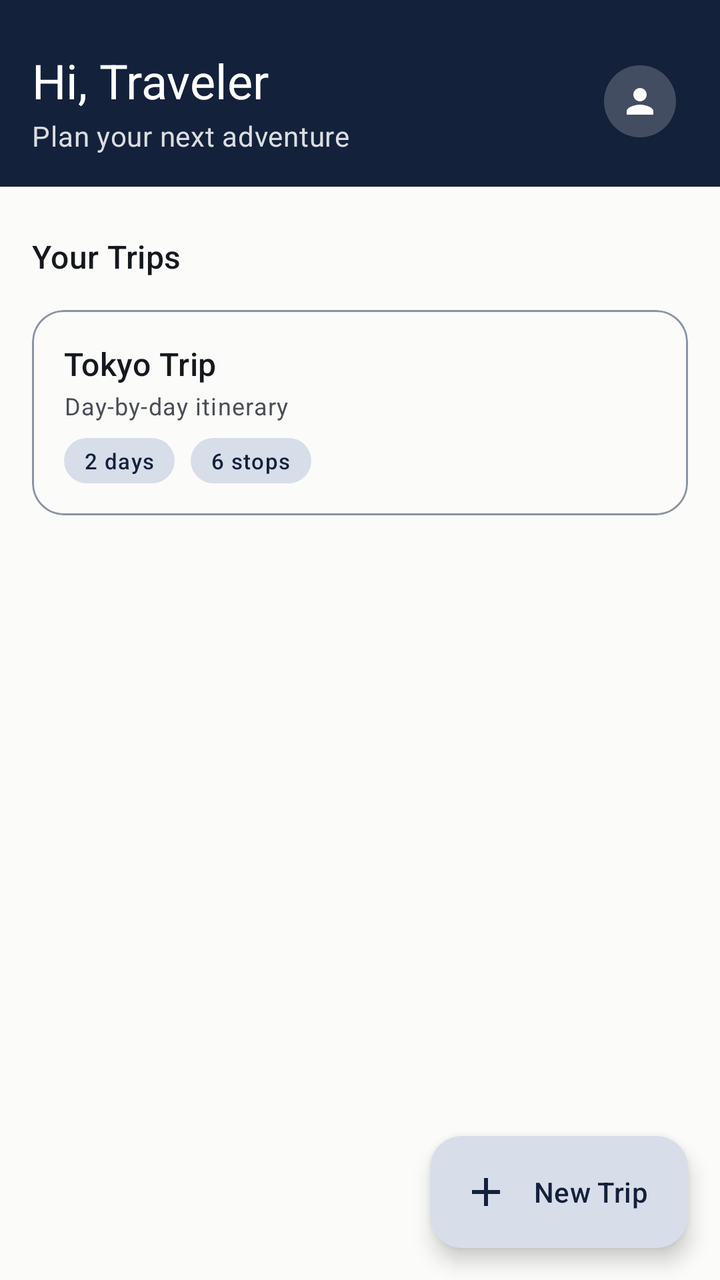
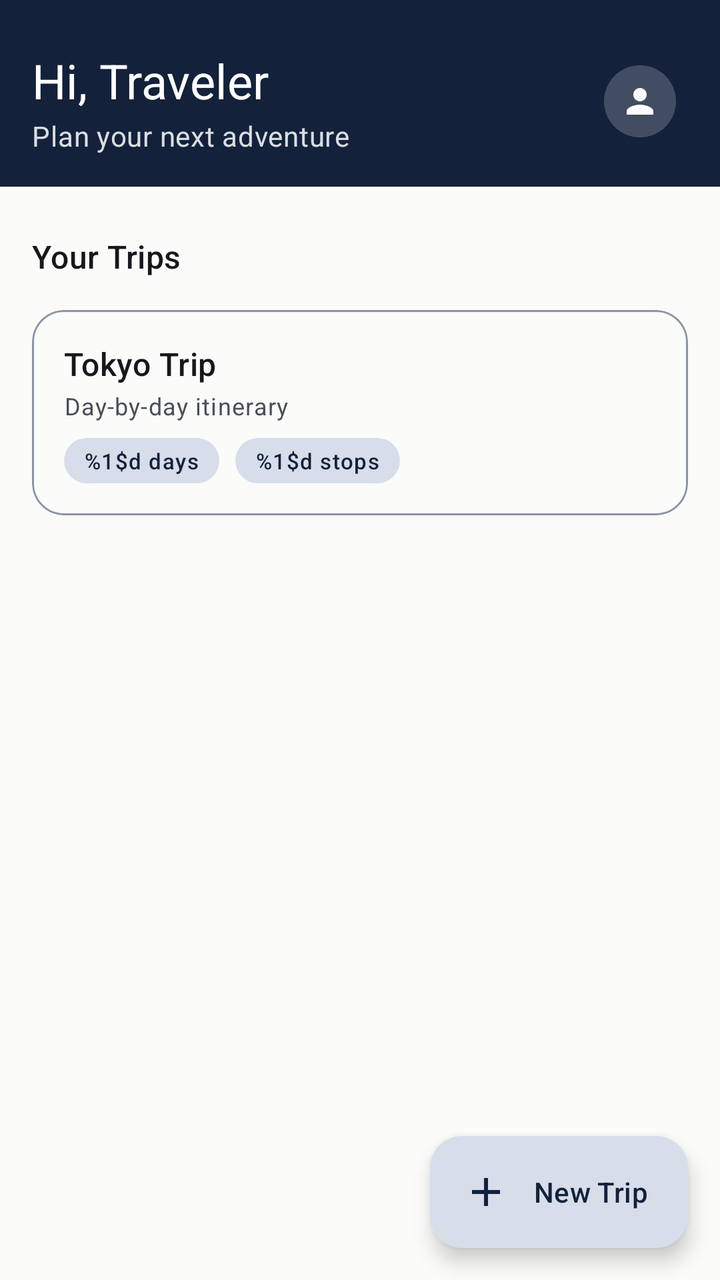

The first picture is an Android layout as it rendered before a commit; the second is the same layout after the commit. The layout source and the unified diff follow.
<!-- AndroidManifest.xml: application theme Theme.TripFit -->
<!-- res/layout/activity_home.xml -->
<?xml version="1.0" encoding="utf-8"?>
<androidx.coordinatorlayout.widget.CoordinatorLayout xmlns:android="http://schemas.android.com/apk/res/android"
    xmlns:app="http://schemas.android.com/apk/res-auto"
    xmlns:tools="http://schemas.android.com/tools"
    android:id="@+id/home_root"
    android:layout_width="match_parent"
    android:layout_height="match_parent"
    android:background="?attr/colorSurface"
    tools:context=".HomeActivity">

    <com.google.android.material.appbar.AppBarLayout
        android:layout_width="match_parent"
        android:layout_height="wrap_content"
        android:background="?attr/colorPrimary"
        android:elevation="0dp">

        <LinearLayout
            android:layout_width="match_parent"
            android:layout_height="wrap_content"
            android:gravity="center_vertical"
            android:orientation="horizontal"
            android:paddingHorizontal="@dimen/space_md"
            android:paddingTop="@dimen/space_lg"
            android:paddingBottom="@dimen/space_md">

            <LinearLayout
                android:layout_width="0dp"
                android:layout_height="wrap_content"
                android:layout_weight="1"
                android:orientation="vertical">

                <TextView
                    android:id="@+id/text_home_greeting"
                    android:layout_width="match_parent"
                    android:layout_height="wrap_content"
                    android:text="@string/home_greeting"
                    android:textAppearance="?attr/textAppearanceHeadlineSmall"
                    android:textColor="?attr/colorOnPrimary" />

                <TextView
                    android:layout_width="match_parent"
                    android:layout_height="wrap_content"
                    android:layout_marginTop="2dp"
                    android:alpha="0.85"
                    android:text="@string/home_subtitle"
                    android:textAppearance="?attr/textAppearanceBodyMedium"
                    android:textColor="?attr/colorOnPrimary" />

            </LinearLayout>

            <FrameLayout
                android:id="@+id/button_profile"
                android:layout_width="48dp"
                android:layout_height="48dp"
                android:layout_marginStart="@dimen/space_sm"
                android:background="?attr/selectableItemBackgroundBorderless"
                android:clickable="true"
                android:contentDescription="@string/cd_profile"
                android:focusable="true">

                <ImageView
                    android:layout_width="36dp"
                    android:layout_height="36dp"
                    android:layout_gravity="center"
                    android:background="@drawable/bg_avatar_header"
                    android:contentDescription="@null"
                    android:padding="8dp"
                    android:src="@drawable/ic_person_24" />

            </FrameLayout>

        </LinearLayout>

    </com.google.android.material.appbar.AppBarLayout>

    <androidx.core.widget.NestedScrollView
        android:layout_width="match_parent"
        android:layout_height="match_parent"
        android:clipToPadding="false"
        android:fillViewport="true"
        android:paddingBottom="@dimen/list_bottom_padding"
        app:layout_behavior="@string/appbar_scrolling_view_behavior">

        <LinearLayout
            android:layout_width="match_parent"
            android:layout_height="wrap_content"
            android:orientation="vertical">

            <TextView
                android:layout_width="match_parent"
                android:layout_height="wrap_content"
                android:paddingHorizontal="@dimen/space_md"
                android:paddingTop="@dimen/space_lg"
                android:paddingBottom="@dimen/space_sm"
                android:text="@string/home_your_trips"
                android:textAppearance="?attr/textAppearanceTitleMedium"
                android:textColor="?attr/colorOnBackground" />

            <com.google.android.material.card.MaterialCardView
                android:id="@+id/card_trip_tokyo"
                android:layout_width="match_parent"
                android:layout_height="wrap_content"
                android:layout_marginHorizontal="@dimen/space_md"
                android:layout_marginTop="@dimen/space_sm"
                android:checkable="false"
                android:clickable="true"
                android:focusable="true"
                android:foreground="?attr/selectableItemBackground"
                app:cardBackgroundColor="?attr/colorSurface"
                app:cardCornerRadius="@dimen/card_corner"
                app:cardElevation="0dp"
                app:strokeColor="?attr/colorOutline"
                app:strokeWidth="1dp">

                <LinearLayout
                    android:layout_width="match_parent"
                    android:layout_height="wrap_content"
                    android:orientation="vertical"
                    android:padding="@dimen/space_md">

                    <TextView
                        android:layout_width="match_parent"
                        android:layout_height="wrap_content"
                        android:text="@string/itinerary_title"
                        android:textAppearance="?attr/textAppearanceTitleMedium"
                        android:textColor="?attr/colorOnSurface" />

                    <TextView
                        android:layout_width="match_parent"
                        android:layout_height="wrap_content"
                        android:layout_marginTop="2dp"
                        android:text="@string/itinerary_subtitle"
                        android:textAppearance="?attr/textAppearanceBodySmall"
                        android:textColor="?attr/colorOnSurfaceVariant" />

                    <LinearLayout
                        android:layout_width="wrap_content"
                        android:layout_height="wrap_content"
                        android:layout_marginTop="@dimen/space_sm"
                        android:orientation="horizontal">

                        <TextView
                            android:layout_width="wrap_content"
                            android:layout_height="wrap_content"
                            android:background="@drawable/bg_chip_count"
                            android:paddingHorizontal="@dimen/chip_padding_horizontal"
                            android:paddingVertical="@dimen/chip_padding_vertical"
                            android:text="@string/trip_days_count"
                            android:textAppearance="?attr/textAppearanceLabelSmall"
                            android:textColor="?attr/colorOnPrimaryContainer" />

                        <TextView
                            android:layout_width="wrap_content"
                            android:layout_height="wrap_content"
                            android:layout_marginStart="@dimen/space_sm"
                            android:background="@drawable/bg_chip_count"
                            android:paddingHorizontal="@dimen/chip_padding_horizontal"
                            android:paddingVertical="@dimen/chip_padding_vertical"
                            android:text="@string/trip_stops_count"
                            android:textAppearance="?attr/textAppearanceLabelSmall"
                            android:textColor="?attr/colorOnPrimaryContainer" />

                    </LinearLayout>

                </LinearLayout>

            </com.google.android.material.card.MaterialCardView>

        </LinearLayout>

    </androidx.core.widget.NestedScrollView>

    <com.google.android.material.floatingactionbutton.ExtendedFloatingActionButton
        android:id="@+id/fab_new_trip"
        android:layout_width="wrap_content"
        android:layout_height="wrap_content"
        android:layout_gravity="bottom|end"
        android:layout_margin="@dimen/space_md"
        android:text="@string/new_trip"
        app:icon="@drawable/ic_add_24"
        app:layout_anchorGravity="bottom|end" />

</androidx.coordinatorlayout.widget.CoordinatorLayout>
<!-- resources referenced by this layout -->
<resources>
  <dimen name="card_corner">16dp</dimen>
  <dimen name="chip_padding_horizontal">10dp</dimen>
  <dimen name="chip_padding_vertical">4dp</dimen>
  <dimen name="list_bottom_padding">96dp</dimen>
  <dimen name="space_lg">24dp</dimen>
  <dimen name="space_md">16dp</dimen>
  <dimen name="space_sm">8dp</dimen>
  <!-- drawable bg_avatar_header (drawable) -->
  <?xml version="1.0" encoding="utf-8"?>
  <shape xmlns:android="http://schemas.android.com/apk/res/android"
      android:shape="oval">
      <solid android:color="#33FFFFFF" />
  </shape>
  <!-- drawable bg_chip_count (drawable) -->
  <?xml version="1.0" encoding="utf-8"?>
  <shape xmlns:android="http://schemas.android.com/apk/res/android"
      android:shape="rectangle">
      <solid android:color="?attr/colorPrimaryContainer" />
      <corners android:radius="@dimen/chip_corner_radius" />
  </shape>
  <!-- drawable ic_add_24 (drawable) -->
  <vector xmlns:android="http://schemas.android.com/apk/res/android"
      android:width="24dp"
      android:height="24dp"
      android:viewportWidth="24"
      android:viewportHeight="24">
      <path
          android:fillColor="@android:color/white"
          android:pathData="M19,13h-6v6h-2v-6H5v-2h6V5h2v6h6v2z" />
  </vector>
  <!-- drawable ic_person_24 (drawable) -->
  <vector xmlns:android="http://schemas.android.com/apk/res/android"
      android:width="24dp"
      android:height="24dp"
      android:viewportWidth="24"
      android:viewportHeight="24"
      android:tint="?attr/colorOnPrimary">
      <path
          android:fillColor="@android:color/white"
          android:pathData="M12,12c2.21,0 4,-1.79 4,-4s-1.79,-4 -4,-4 -4,1.79 -4,4 1.79,4 4,4zM12,14c-2.67,0 -8,1.34 -8,4v2h16v-2c0,-2.66 -5.33,-4 -8,-4z" />
  </vector>
  <string name="cd_profile">Profile</string>
  <string name="home_greeting">Hi, Traveler</string>
  <string name="home_subtitle">Plan your next adventure</string>
  <string name="home_your_trips">Your Trips</string>
  <string name="itinerary_subtitle">Day-by-day itinerary</string>
  <string name="itinerary_title">Tokyo Trip</string>
  <string name="new_trip">New Trip</string>
  <string name="trip_days_count">2 days</string>
  <string name="trip_stops_count">6 stops</string>
  <style name="Theme.TripFit" parent="Base.Theme.TripFit" />
  <dimen name="chip_corner_radius">20dp</dimen>
  <color name="md_primary">#13213B</color>
  <color name="md_on_primary">#FFFFFF</color>
  <color name="md_primary_container">#D7DEEA</color>
  <color name="md_on_primary_container">#13213B</color>
  <color name="md_secondary">#8A5B00</color>
  <color name="md_on_secondary">#FFFFFF</color>
  <color name="md_secondary_container">#FFE8B2</color>
  <color name="md_on_secondary_container">#2B1B00</color>
  <color name="md_background">#FBFBF9</color>
  <color name="md_on_background">#15181D</color>
  <color name="md_surface">#FBFBF9</color>
  <color name="md_on_surface">#15181D</color>
  <color name="md_surface_variant">#E7E9ED</color>
  <color name="md_on_surface_variant">#4A4E57</color>
  <color name="md_outline">#8B93A6</color>
  <!-- unchanged entries left out for length: 1 -->
</resources>

<!-- the commit's change to res/layout/activity_home.xml (unified diff, before → after) -->
@@ -119,6 +119,7 @@
                     android:padding="@dimen/space_md">
 
                     <TextView
+                        android:id="@+id/text_trip_title"
                         android:layout_width="match_parent"
                         android:layout_height="wrap_content"
                         android:text="@string/itinerary_title"
@@ -126,6 +127,7 @@
                         android:textColor="?attr/colorOnSurface" />
 
                     <TextView
+                        android:id="@+id/text_trip_subtitle"
                         android:layout_width="match_parent"
                         android:layout_height="wrap_content"
                         android:layout_marginTop="2dp"
@@ -140,6 +142,7 @@
                         android:orientation="horizontal">
 
                         <TextView
+                            android:id="@+id/text_trip_days"
                             android:layout_width="wrap_content"
                             android:layout_height="wrap_content"
                             android:background="@drawable/bg_chip_count"
@@ -150,6 +153,7 @@
                             android:textColor="?attr/colorOnPrimaryContainer" />
 
                         <TextView
+                            android:id="@+id/text_trip_stops"
                             android:layout_width="wrap_content"
                             android:layout_height="wrap_content"
                             android:layout_marginStart="@dimen/space_sm"
<!-- resource entries referenced after the edit -->
@@ -48,8 +48,8 @@
   <string name="itinerary_subtitle">Day-by-day itinerary</string>
   <string name="itinerary_title">Tokyo Trip</string>
   <string name="new_trip">New Trip</string>
-  <string name="trip_days_count">2 days</string>
-  <string name="trip_stops_count">6 stops</string>
+  <string name="trip_days_count">%1$d days</string>
+  <string name="trip_stops_count">%1$d stops</string>
   <style name="Theme.TripFit" parent="Base.Theme.TripFit" />
   <dimen name="chip_corner_radius">20dp</dimen>
   <color name="md_primary">#13213B</color>
